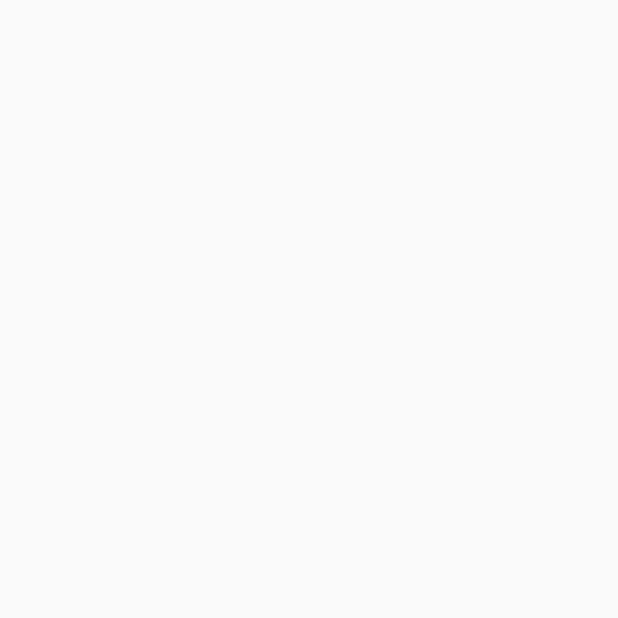
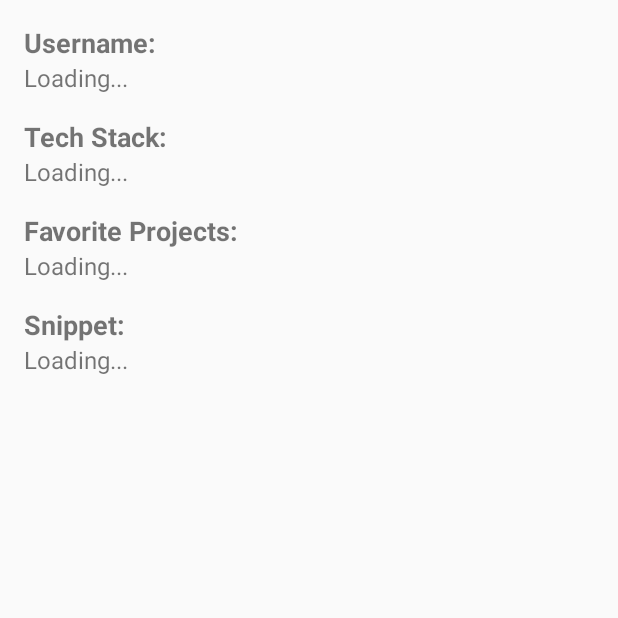
Before and after one commit to Suhas-Koheda/CodeSwipe, an Android app built with Jetpack Compose: the HomeActivity screen opened directly, with no data from a screen before it, on a phone screen of 412 x 824 dp, the top half of it. Before the commit the part shown is empty. Run offline under Robolectric (Android 15) with nearby library versions, the phone set to English and light mode, and no system bars; our stand-ins replace Firebase (no records; nobody signed in at launch, a user with empty details on screens opened directly).

Commit message:
Display details in home dashboard after login

```diff
--- a/Application/app/src/main/java/com/codeswipe/codeswipe/Auth/ActivityLogin.kt
+++ b/Application/app/src/main/java/com/codeswipe/codeswipe/Auth/ActivityLogin.kt
@@ -37,7 +37,13 @@ class ActivityLogin : ComponentActivity() {
                     .addOnSuccessListener { result ->
                         for (document in result) {
                             if (document.data["username"] == un && document.data["password"] == ps) {
-                                startActivity(Intent(this, HomeActivity::class.java))
+                                val intent=Intent(this,HomeActivity::class.java)
+                                intent.putExtra("username",un)
+                                Toast.makeText(this, "User $un logged in successfully", Toast.LENGTH_SHORT).show()
+                                startActivity(intent)
+                            }
+                            else{
+                                Toast.makeText(this, "Invalid Credentials for user $un", Toast.LENGTH_SHORT).show()
                             }
                         }
                     }
--- a/Application/app/src/main/java/com/codeswipe/codeswipe/Auth/ActivitySignup.kt
+++ b/Application/app/src/main/java/com/codeswipe/codeswipe/Auth/ActivitySignup.kt
@@ -57,7 +57,9 @@ class ActivitySignup : ComponentActivity() {
                 .set(userData)
                 .addOnSuccessListener {
                     Toast.makeText(this, "User $username added to database successfully", Toast.LENGTH_SHORT).show()
-                    startActivity(Intent(this,HomeActivity::class.java))
+                    val intent=Intent(this,HomeActivity::class.java)
+                    intent.putExtra("username",username)
+                    startActivity(intent)
                 }
                 .addOnFailureListener { e ->
                     Toast.makeText(this, "Error: ${e.message}", Toast.LENGTH_SHORT).show()
--- a/Application/app/src/main/java/com/codeswipe/codeswipe/HomeActivity.kt
+++ b/Application/app/src/main/java/com/codeswipe/codeswipe/HomeActivity.kt
@@ -1,13 +1,40 @@
 package com.codeswipe.codeswipe;
 
 import android.os.Bundle
+import android.widget.TextView
 import androidx.activity.ComponentActivity
+import com.google.firebase.firestore.ktx.firestore
+import com.google.firebase.ktx.Firebase
 
 class HomeActivity: ComponentActivity(){
 
     override fun onCreate(savedInstanceState: Bundle?) {
         super.onCreate(savedInstanceState)
         setContentView(R.layout.home_dashboard)
+
+        val usernameLabel = findViewById<TextView>(R.id.username_value)
+        val techStackLabel = findViewById<TextView>(R.id.tech_stack_value)
+        val favProjectsLabel = findViewById<TextView>(R.id.fav_projects_value)
+        val snippetLabel = findViewById<TextView>(R.id.snippet_value)
+
+        val username=intent.getStringExtra("username")
+        val db= Firebase.firestore
+        db.collection("UserData")
+            .get()
+            .addOnSuccessListener { result ->
+                for (document in result) {
+                    if (document.data["username"] == username) {
+                        val techStack = document.data["techStack"] as List<String>
+                        val favProjects = document.data["favProjects"] as List<String>
+                        val snippet = document.data["snippet"] as String
+
+                        usernameLabel.text = username
+                        techStackLabel.text = techStack.joinToString(", ")
+                        favProjectsLabel.text = favProjects.joinToString("\n")
+                        snippetLabel.text = snippet
+
+                    }
+                }
+            }
     }
-
 }
--- a/Application/app/src/main/res/layout/home_dashboard.xml
+++ b/Application/app/src/main/res/layout/home_dashboard.xml
@@ -1,7 +1,79 @@
 <?xml version="1.0" encoding="utf-8"?>
-<LinearLayout xmlns:android="http://schemas.android.com/apk/res/android"
-    android:orientation="vertical"
+<ScrollView xmlns:android="http://schemas.android.com/apk/res/android"
     android:layout_width="match_parent"
-    android:layout_height="match_parent">
+    android:layout_height="match_parent"
+    android:padding="16dp">
 
-</LinearLayout>
+    <LinearLayout
+        android:layout_width="match_parent"
+        android:layout_height="wrap_content"
+        android:orientation="vertical">
+
+        <!-- Username Section -->
+        <TextView
+            android:id="@+id/username_label"
+            android:layout_width="wrap_content"
+            android:layout_height="wrap_content"
+            android:text="Username:"
+            android:textStyle="bold"
+            android:textSize="18sp" />
+
+        <TextView
+            android:id="@+id/username_value"
+            android:layout_width="wrap_content"
+            android:layout_height="wrap_content"
+            android:text="Loading..."
+            android:textSize="16sp" />
+
+        <!-- Tech Stack Section -->
+        <TextView
+            android:id="@+id/tech_stack_label"
+            android:layout_width="wrap_content"
+            android:layout_height="wrap_content"
+            android:text="Tech Stack:"
+            android:textStyle="bold"
+            android:textSize="18sp"
+            android:layout_marginTop="16dp" />
+
+        <TextView
+            android:id="@+id/tech_stack_value"
+            android:layout_width="wrap_content"
+            android:layout_height="wrap_content"
+            android:text="Loading..."
+            android:textSize="16sp" />
+
+        <!-- Favorite Projects Section -->
+        <TextView
+            android:id="@+id/fav_projects_label"
+            android:layout_width="wrap_content"
+            android:layout_height="wrap_content"
+            android:text="Favorite Projects:"
+            android:textStyle="bold"
+            android:textSize="18sp"
+            android:layout_marginTop="16dp" />
+
+        <TextView
+            android:id="@+id/fav_projects_value"
+            android:layout_width="wrap_content"
+            android:layout_height="wrap_content"
+            android:text="Loading..."
+            android:textSize="16sp" />
+
+        <!-- Snippet Section -->
+        <TextView
+            android:id="@+id/snippet_label"
+            android:layout_width="wrap_content"
+            android:layout_height="wrap_content"
+            android:text="Snippet:"
+            android:textStyle="bold"
+            android:textSize="18sp"
+            android:layout_marginTop="16dp" />
+
+        <TextView
+            android:id="@+id/snippet_value"
+            android:layout_width="wrap_content"
+            android:layout_height="wrap_content"
+            android:text="Loading..."
+            android:textSize="16sp" />
+    </LinearLayout>
+</ScrollView>
```
